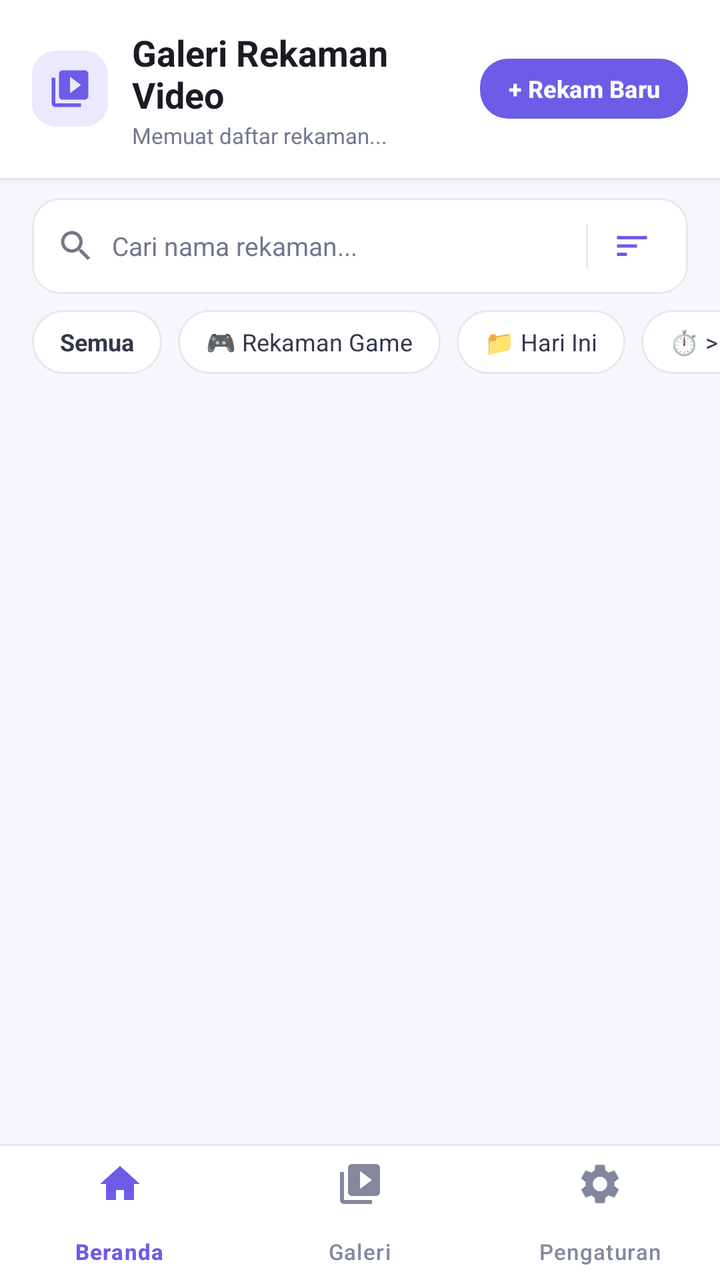
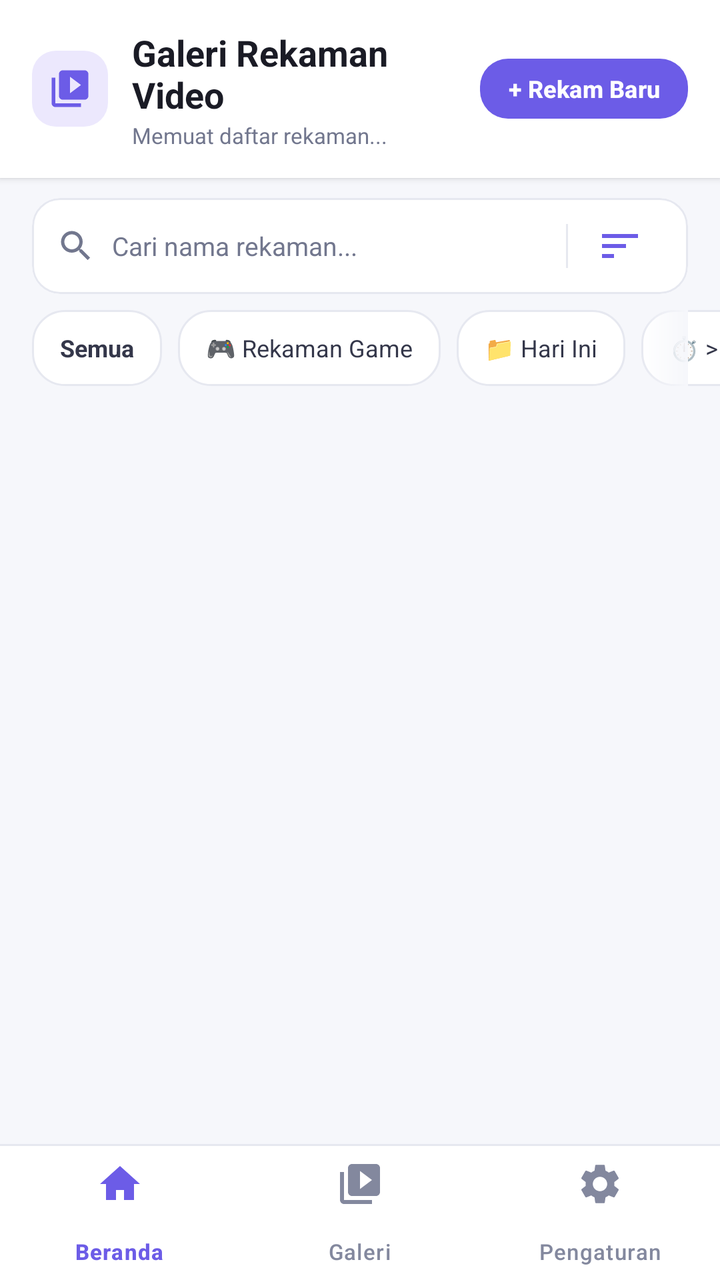

Compare the two renders of this Android layout. The source of the first and the diff that turns it into the second are given below.
<!-- AndroidManifest.xml: application theme Theme.RekaminDulu -->
<!-- res/layout/library_screen.xml -->
<?xml version="1.0" encoding="utf-8"?>
<androidx.constraintlayout.widget.ConstraintLayout xmlns:android="http://schemas.android.com/apk/res/android"
    xmlns:app="http://schemas.android.com/apk/res-auto"
    xmlns:tools="http://schemas.android.com/tools"
    android:layout_width="match_parent"
    android:layout_height="match_parent"
    android:background="@color/colorBackground"
    tools:context="com.bangdillah.rekamindulu.library.LibraryActivity">

    
    <LinearLayout
        android:id="@+id/toolbar"
        android:layout_width="match_parent"
        android:layout_height="wrap_content"
        android:background="@color/colorSurface"
        android:elevation="2dp"
        android:gravity="center_vertical"
        android:orientation="horizontal"
        android:paddingHorizontal="16dp"
        android:paddingVertical="14dp"
        app:layout_constraintTop_toTopOf="parent">

        <FrameLayout
            android:layout_width="38dp"
            android:layout_height="38dp"
            android:background="@drawable/bg_setting_icon_box">

            <ImageView
                android:layout_width="22dp"
                android:layout_height="22dp"
                android:layout_gravity="center"
                android:contentDescription="Logo Rekamin"
                android:src="@drawable/ic_library"
                app:tint="@color/colorPrimary" />
        </FrameLayout>

        <LinearLayout
            android:layout_width="0dp"
            android:layout_height="wrap_content"
            android:layout_marginStart="12dp"
            android:layout_weight="1"
            android:orientation="vertical">

            <TextView
                android:layout_width="wrap_content"
                android:layout_height="wrap_content"
                android:text="Galeri Rekaman Video"
                android:textColor="@color/textTitle"
                android:textSize="18sp"
                android:textStyle="bold" />

            <TextView
                android:id="@+id/text_library_stats_summary"
                android:layout_width="wrap_content"
                android:layout_height="wrap_content"
                android:layout_marginTop="1dp"
                android:text="Memuat daftar rekaman..."
                android:textColor="@color/textCaption"
                android:textSize="11sp" />
        </LinearLayout>

        <com.google.android.material.button.MaterialButton
            android:id="@+id/btn_tambah_rekam"
            android:layout_width="wrap_content"
            android:layout_height="38dp"
            android:minHeight="38dp"
            android:paddingHorizontal="14dp"
            android:text="+ Rekam Baru"
            android:textColor="@color/colorOnPrimary"
            android:textSize="12sp"
            android:textStyle="bold"
            app:backgroundTint="@color/colorPrimary"
            app:cornerRadius="14dp" />

    </LinearLayout>

    
    <com.google.android.material.card.MaterialCardView
        android:id="@+id/card_library_recording_indicator"
        android:layout_width="match_parent"
        android:layout_height="wrap_content"
        android:layout_marginHorizontal="16dp"
        android:layout_marginTop="8dp"
        android:visibility="gone"
        app:cardBackgroundColor="@color/colorError"
        app:cardCornerRadius="16dp"
        app:cardElevation="3dp"
        app:layout_constraintTop_toBottomOf="@id/toolbar"
        app:strokeWidth="0dp">

        <LinearLayout
            android:layout_width="match_parent"
            android:layout_height="wrap_content"
            android:gravity="center_vertical"
            android:orientation="horizontal"
            android:padding="12dp">

            <ImageView
                android:layout_width="20dp"
                android:layout_height="20dp"
                android:src="@drawable/ic_record"
                app:tint="#FFFFFF" />

            <TextView
                android:id="@+id/text_library_rec_timer"
                android:layout_width="0dp"
                android:layout_height="wrap_content"
                android:layout_marginStart="10dp"
                android:layout_weight="1"
                android:text="🔴 Perekaman Layar Aktif • 00:00"
                android:textColor="#FFFFFF"
                android:textSize="12sp"
                android:textStyle="bold" />

            <com.google.android.material.button.MaterialButton
                android:id="@+id/btn_library_stop_rec"
                android:layout_width="wrap_content"
                android:layout_height="34dp"
                android:minHeight="34dp"
                android:text="Stop"
                android:textColor="@color/colorError"
                android:textSize="11sp"
                android:textStyle="bold"
                app:backgroundTint="#FFFFFF"
                app:cornerRadius="10dp" />
        </LinearLayout>
    </com.google.android.material.card.MaterialCardView>

    
    <com.google.android.material.card.MaterialCardView
        android:id="@+id/card_search_bar"
        android:layout_width="match_parent"
        android:layout_height="48dp"
        android:layout_marginHorizontal="16dp"
        android:layout_marginTop="10dp"
        app:cardBackgroundColor="@color/colorSurface"
        app:cardCornerRadius="14dp"
        app:cardElevation="0dp"
        app:layout_constraintTop_toBottomOf="@id/card_library_recording_indicator"
        app:strokeColor="@color/colorBorder"
        app:strokeWidth="1dp">

        <LinearLayout
            android:layout_width="match_parent"
            android:layout_height="match_parent"
            android:gravity="center_vertical"
            android:orientation="horizontal"
            android:paddingHorizontal="12dp">

            <ImageView
                android:layout_width="20dp"
                android:layout_height="20dp"
                android:contentDescription="Cari"
                android:src="@drawable/ic_search"
                app:tint="@color/textCaption" />

            <EditText
                android:id="@+id/et_search_library"
                android:layout_width="0dp"
                android:layout_height="match_parent"
                android:layout_marginStart="8dp"
                android:layout_weight="1"
                android:background="@android:color/transparent"
                android:hint="Cari nama rekaman..."
                android:imeOptions="actionSearch"
                android:inputType="text"
                android:maxLines="1"
                android:textColor="@color/textTitle"
                android:textColorHint="@color/textCaption"
                android:textSize="13sp" />

            <ImageView
                android:id="@+id/btn_clear_search"
                android:layout_width="28dp"
                android:layout_height="28dp"
                android:background="?attr/selectableItemBackgroundBorderless"
                android:contentDescription="Hapus Pencarian"
                android:padding="6dp"
                android:src="@drawable/ic_clear"
                android:visibility="gone"
                app:tint="@color/textCaption" />

            <View
                android:layout_width="1dp"
                android:layout_height="22dp"
                android:layout_marginHorizontal="6dp"
                android:background="@color/colorBorder" />

            <ImageView
                android:id="@+id/btn_sort_library"
                android:layout_width="32dp"
                android:layout_height="32dp"
                android:background="?attr/selectableItemBackgroundBorderless"
                android:contentDescription="Urutkan Rekaman"
                android:padding="6dp"
                android:src="@drawable/ic_sort"
                app:tint="@color/colorPrimary" />
        </LinearLayout>
    </com.google.android.material.card.MaterialCardView>

    
    <HorizontalScrollView
        android:id="@+id/scroll_filter_chips"
        android:layout_width="match_parent"
        android:layout_height="wrap_content"
        android:layout_marginTop="8dp"
        android:clipToPadding="false"
        android:overScrollMode="never"
        android:paddingHorizontal="16dp"
        android:scrollbars="none"
        app:layout_constraintTop_toBottomOf="@id/card_search_bar">

        <LinearLayout
            android:layout_width="wrap_content"
            android:layout_height="wrap_content"
            android:orientation="horizontal">

            <TextView
                android:id="@+id/chip_filter_all"
                android:layout_width="wrap_content"
                android:layout_height="32dp"
                android:layout_marginEnd="8dp"
                android:background="@drawable/bg_filter_chip"
                android:gravity="center"
                android:paddingHorizontal="14dp"
                android:text="Semua"
                android:textColor="@color/color_filter_chip_text"
                android:textSize="12sp"
                android:textStyle="bold" />

            <TextView
                android:id="@+id/chip_filter_game"
                android:layout_width="wrap_content"
                android:layout_height="32dp"
                android:layout_marginEnd="8dp"
                android:background="@drawable/bg_filter_chip"
                android:gravity="center"
                android:paddingHorizontal="14dp"
                android:text="🎮 Rekaman Game"
                android:textColor="@color/color_filter_chip_text"
                android:textSize="12sp" />

            <TextView
                android:id="@+id/chip_filter_recent"
                android:layout_width="wrap_content"
                android:layout_height="32dp"
                android:layout_marginEnd="8dp"
                android:background="@drawable/bg_filter_chip"
                android:gravity="center"
                android:paddingHorizontal="14dp"
                android:text="📁 Hari Ini"
                android:textColor="@color/color_filter_chip_text"
                android:textSize="12sp" />

            <TextView
                android:id="@+id/chip_filter_long"
                android:layout_width="wrap_content"
                android:layout_height="32dp"
                android:background="@drawable/bg_filter_chip"
                android:gravity="center"
                android:paddingHorizontal="14dp"
                android:text="⏱️ &gt; 1 Menit"
                android:textColor="@color/color_filter_chip_text"
                android:textSize="12sp" />
        </LinearLayout>
    </HorizontalScrollView>

    
    <ScrollView
        android:id="@+id/empty_state"
        android:layout_width="match_parent"
        android:layout_height="0dp"
        android:fillViewport="true"
        android:visibility="gone"
        app:layout_constraintBottom_toTopOf="@id/bottom_navigation_library"
        app:layout_constraintTop_toBottomOf="@id/scroll_filter_chips">

        <LinearLayout
            android:layout_width="match_parent"
            android:layout_height="wrap_content"
            android:gravity="center"
            android:orientation="vertical"
            android:paddingHorizontal="28dp"
            android:paddingVertical="32dp">

            <ImageView
                android:layout_width="104dp"
                android:layout_height="104dp"
                android:contentDescription="Ilustrasi galeri kosong"
                android:src="@drawable/ic_empty_video_gallery" />

            <TextView
                android:id="@+id/text_empty_title"
                android:layout_width="wrap_content"
                android:layout_height="wrap_content"
                android:layout_marginTop="20dp"
                android:text="Belum Ada Hasil Rekaman"
                android:textColor="@color/textTitle"
                android:textSize="18sp"
                android:textStyle="bold" />

            <TextView
                android:id="@+id/text_empty_subtitle"
                android:layout_width="wrap_content"
                android:layout_height="wrap_content"
                android:layout_marginTop="6dp"
                android:gravity="center"
                android:lineSpacingExtra="2dp"
                android:text="Mulai rekam layar gameplay atau aplikasi Anda sekarang! Hasil video MP4 berkualitas tinggi akan otomatis tersimpan di sini."
                android:textColor="@color/textCaption"
                android:textSize="13sp" />

            <LinearLayout
                android:layout_width="wrap_content"
                android:layout_height="wrap_content"
                android:layout_marginTop="24dp"
                android:gravity="center"
                android:orientation="horizontal">

                <com.google.android.material.button.MaterialButton
                    android:id="@+id/btn_empty_start"
                    android:layout_width="wrap_content"
                    android:layout_height="44dp"
                    android:layout_marginEnd="10dp"
                    android:minHeight="44dp"
                    android:paddingHorizontal="16dp"
                    android:text="🔴 Mulai Merekam"
                    android:textColor="@color/colorOnPrimary"
                    android:textSize="13sp"
                    android:textStyle="bold"
                    app:backgroundTint="@color/colorError"
                    app:cornerRadius="14dp" />

                <com.google.android.material.button.MaterialButton
                    android:id="@+id/btn_empty_demo"
                    style="@style/Widget.Material3.Button.TonalButton"
                    android:layout_width="wrap_content"
                    android:layout_height="44dp"
                    android:minHeight="44dp"
                    android:paddingHorizontal="16dp"
                    android:text="✨ Buat Video Demo"
                    android:textColor="@color/colorPrimary"
                    android:textSize="13sp"
                    android:textStyle="bold"
                    app:backgroundTint="@color/colorPrimaryContainer"
                    app:cornerRadius="14dp" />
            </LinearLayout>

            
            <com.google.android.material.card.MaterialCardView
                android:layout_width="match_parent"
                android:layout_height="wrap_content"
                android:layout_marginTop="28dp"
                app:cardBackgroundColor="@color/colorSurface"
                app:cardCornerRadius="14dp"
                app:cardElevation="0dp"
                app:strokeColor="@color/colorBorder"
                app:strokeWidth="1dp">

                <LinearLayout
                    android:layout_width="match_parent"
                    android:layout_height="wrap_content"
                    android:orientation="vertical"
                    android:padding="14dp">

                    <TextView
                        android:layout_width="wrap_content"
                        android:layout_height="wrap_content"
                        android:text="💡 Fitur Lengkap Galeri Rekamin"
                        android:textColor="@color/textTitle"
                        android:textSize="13sp"
                        android:textStyle="bold" />

                    <TextView
                        android:layout_width="wrap_content"
                        android:layout_height="wrap_content"
                        android:layout_marginTop="4dp"
                        android:lineSpacingExtra="2dp"
                        android:text="• Putar rekaman dengan pemutar video bawaan\n• Potong durasi (trim) bagian awal &amp; akhir video\n• Ekstrak audio rekaman menjadi format suara terpisah\n• Bagikan atau ekspor klip penting sebelum menghapus aplikasi"
                        android:textColor="@color/textCaption"
                        android:textSize="11sp" />
                </LinearLayout>
            </com.google.android.material.card.MaterialCardView>

        </LinearLayout>
    </ScrollView>

    
    <androidx.recyclerview.widget.RecyclerView
        android:id="@+id/library_recycler_view"
        android:layout_width="match_parent"
        android:layout_height="0dp"
        android:clipToPadding="false"
        android:paddingTop="6dp"
        android:paddingBottom="84dp"
        android:scrollbars="vertical"
        app:layout_constraintBottom_toTopOf="@id/bottom_navigation_library"
        app:layout_constraintTop_toBottomOf="@id/scroll_filter_chips" />

    
    <com.google.android.material.bottomnavigation.BottomNavigationView
        android:id="@+id/bottom_navigation_library"
        style="@style/Widget.App.BottomNav"
        android:layout_width="match_parent"
        android:layout_height="68dp"
        app:elevation="12dp"
        app:layout_constraintBottom_toBottomOf="parent"
        app:menu="@menu/bottom_nav_menu" />

</androidx.constraintlayout.widget.ConstraintLayout>
<!-- resources referenced by this layout -->
<resources>
  <color name="colorBackground">#F6F7FB</color>
  <color name="colorBorder">#E6E8F0</color>
  <color name="colorError">#E53935</color>
  <color name="colorOnPrimary">#FFFFFF</color>
  <color name="colorPrimary">#6C5CE7</color>
  <color name="colorPrimaryContainer">#ECE8FD</color>
  <color name="colorSurface">#FFFFFF</color>
  <color name="textCaption">#72778E</color>
  <color name="textTitle">#1A1B25</color>
  <!-- drawable bg_setting_icon_box (drawable) -->
  <?xml version="1.0" encoding="utf-8"?>
  <shape xmlns:android="http://schemas.android.com/apk/res/android"
      android:shape="rectangle">
      <corners android:radius="12dp" />
      <solid android:color="@color/colorPrimaryContainer" />
  </shape>
  <!-- drawable ic_clear (drawable) -->
  <vector xmlns:android="http://schemas.android.com/apk/res/android"
      android:width="20dp"
      android:height="20dp"
      android:viewportWidth="24"
      android:viewportHeight="24">
      <path
          android:fillColor="#72778E"
          android:pathData="M19,6.41L17.59,5 12,10.59 6.41,5 5,6.41 10.59,12 5,17.59 6.41,19 12,13.41 17.59,19 19,17.59 13.41,12z"/>
  </vector>
  <!-- drawable ic_library (drawable) -->
  <vector xmlns:android="http://schemas.android.com/apk/res/android"
      android:width="24dp"
      android:height="24dp"
      android:viewportWidth="24"
      android:viewportHeight="24">
      <path
          android:fillColor="#FFFFFFFF"
          android:pathData="M4,6H2v14c0,1.1 0.9,2 2,2h14v-2H4V6zm16,-4H8C6.9,2 6,2.9 6,4v12c0,1.1 0.9,2 2,2h12c1.1,0 2,-0.9 2,-2V4C22,2.9 21.1,2 20,2zm-8,12.5v-9l6,4.5l-6,4.5z"/>
  </vector>
  <!-- drawable ic_record (drawable) -->
  <vector xmlns:android="http://schemas.android.com/apk/res/android"
      android:width="24dp"
      android:height="24dp"
      android:viewportWidth="24"
      android:viewportHeight="24">
      <path
          android:fillColor="#FF3838"
          android:pathData="M12,2C6.48,2 2,6.48 2,12s4.48,10 10,10 10,-4.48 10,-10S17.52,2 12,2zM12,17c-2.76,0 -5,-2.24 -5,-5s2.24,-5 5,-5 5,2.24 5,5 -2.24,5 -5,5z"/>
  </vector>
  <!-- drawable ic_sort (drawable) -->
  <vector xmlns:android="http://schemas.android.com/apk/res/android"
      android:width="24dp"
      android:height="24dp"
      android:viewportWidth="24"
      android:viewportHeight="24">
      <path
          android:fillColor="@color/colorPrimary"
          android:pathData="M3,18h6v-2H3v2zM3,6v2h18V6H3zm0,7h12v-2H3v2z"/>
  </vector>
  <style name="Widget.App.BottomNav.ActiveIndicator" parent="Widget.Material3.BottomNavigationView.ActiveIndicator">
          <item name="android:color">@color/colorPrimaryContainer</item>
          <item name="android:width">56dp</item>
          <item name="android:height">32dp</item>
      </style>
  <style name="TextAppearance.App.BottomNav.Active" parent="TextAppearance.Material3.LabelMedium">
          <item name="android:textSize">11sp</item>
          <item name="android:textStyle">bold</item>
          <item name="android:textColor">@color/colorPrimary</item>
      </style>
  <style name="TextAppearance.App.BottomNav.Inactive" parent="TextAppearance.Material3.LabelMedium">
          <item name="android:textSize">11sp</item>
          <item name="android:textColor">@color/navInactive</item>
      </style>
  <!-- drawable bg_bottom_nav_bar (drawable) -->
  <?xml version="1.0" encoding="utf-8"?>
  <layer-list xmlns:android="http://schemas.android.com/apk/res/android">
      
      <item>
          <shape android:shape="rectangle">
              <solid android:color="@color/colorBorder" />
          </shape>
      </item>
      
      <item android:top="1dp">
          <shape android:shape="rectangle">
              <solid android:color="@color/colorSurface" />
          </shape>
      </item>
  </layer-list>
  <color name="colorOnPrimaryContainer">#4435B8</color>
  <color name="colorOnSurface">#1A1B25</color>
  <color name="navInactive">#83889E</color>
  <!-- unchanged entries left out for length: 5 -->
</resources>

<!-- the commit's change to res/layout/library_screen.xml (unified diff, before → after) -->
@@ -2,6 +2,7 @@
 <androidx.constraintlayout.widget.ConstraintLayout xmlns:android="http://schemas.android.com/apk/res/android"
     xmlns:app="http://schemas.android.com/apk/res-auto"
     xmlns:tools="http://schemas.android.com/tools"
+    android:id="@+id/library_root_layout"
     android:layout_width="match_parent"
     android:layout_height="match_parent"
     android:background="@color/colorBackground"
@@ -171,11 +172,11 @@
 
             <ImageView
                 android:id="@+id/btn_clear_search"
-                android:layout_width="28dp"
-                android:layout_height="28dp"
+                android:layout_width="44dp"
+                android:layout_height="44dp"
                 android:background="?attr/selectableItemBackgroundBorderless"
                 android:contentDescription="Hapus Pencarian"
-                android:padding="6dp"
+                android:padding="12dp"
                 android:src="@drawable/ic_clear"
                 android:visibility="gone"
                 app:tint="@color/textCaption" />
@@ -183,16 +184,16 @@
             <View
                 android:layout_width="1dp"
                 android:layout_height="22dp"
-                android:layout_marginHorizontal="6dp"
+                android:layout_marginHorizontal="4dp"
                 android:background="@color/colorBorder" />
 
             <ImageView
                 android:id="@+id/btn_sort_library"
-                android:layout_width="32dp"
-                android:layout_height="32dp"
+                android:layout_width="44dp"
+                android:layout_height="44dp"
                 android:background="?attr/selectableItemBackgroundBorderless"
                 android:contentDescription="Urutkan Rekaman"
-                android:padding="6dp"
+                android:padding="10dp"
                 android:src="@drawable/ic_sort"
                 app:tint="@color/colorPrimary" />
         </LinearLayout>
@@ -205,8 +206,10 @@
         android:layout_height="wrap_content"
         android:layout_marginTop="8dp"
         android:clipToPadding="false"
+        android:fadingEdgeLength="24dp"
         android:overScrollMode="never"
         android:paddingHorizontal="16dp"
+        android:requiresFadingEdge="horizontal"
         android:scrollbars="none"
         app:layout_constraintTop_toBottomOf="@id/card_search_bar">
 
@@ -218,11 +221,13 @@
             <TextView
                 android:id="@+id/chip_filter_all"
                 android:layout_width="wrap_content"
-                android:layout_height="32dp"
+                android:layout_height="wrap_content"
                 android:layout_marginEnd="8dp"
                 android:background="@drawable/bg_filter_chip"
                 android:gravity="center"
+                android:minHeight="38dp"
                 android:paddingHorizontal="14dp"
+                android:paddingVertical="8dp"
                 android:text="Semua"
                 android:textColor="@color/color_filter_chip_text"
                 android:textSize="12sp"
@@ -231,11 +236,13 @@
             <TextView
                 android:id="@+id/chip_filter_game"
                 android:layout_width="wrap_content"
-                android:layout_height="32dp"
+                android:layout_height="wrap_content"
                 android:layout_marginEnd="8dp"
                 android:background="@drawable/bg_filter_chip"
                 android:gravity="center"
+                android:minHeight="38dp"
                 android:paddingHorizontal="14dp"
+                android:paddingVertical="8dp"
                 android:text="🎮 Rekaman Game"
                 android:textColor="@color/color_filter_chip_text"
                 android:textSize="12sp" />
@@ -243,11 +250,13 @@
             <TextView
                 android:id="@+id/chip_filter_recent"
                 android:layout_width="wrap_content"
-                android:layout_height="32dp"
+                android:layout_height="wrap_content"
                 android:layout_marginEnd="8dp"
                 android:background="@drawable/bg_filter_chip"
                 android:gravity="center"
+                android:minHeight="38dp"
                 android:paddingHorizontal="14dp"
+                android:paddingVertical="8dp"
                 android:text="📁 Hari Ini"
                 android:textColor="@color/color_filter_chip_text"
                 android:textSize="12sp" />
@@ -255,10 +264,12 @@
             <TextView
                 android:id="@+id/chip_filter_long"
                 android:layout_width="wrap_content"
-                android:layout_height="32dp"
+                android:layout_height="wrap_content"
                 android:background="@drawable/bg_filter_chip"
                 android:gravity="center"
+                android:minHeight="38dp"
                 android:paddingHorizontal="14dp"
+                android:paddingVertical="8dp"
                 android:text="⏱️ &gt; 1 Menit"
                 android:textColor="@color/color_filter_chip_text"
                 android:textSize="12sp" />
